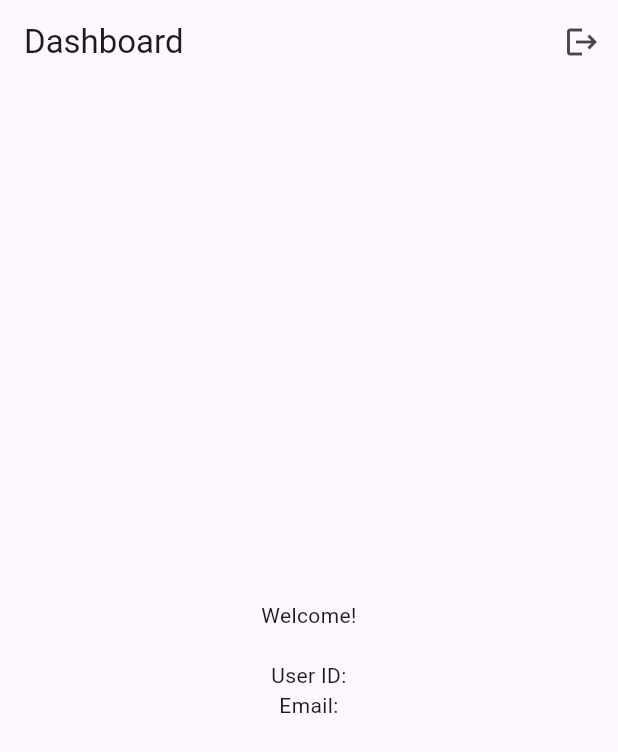
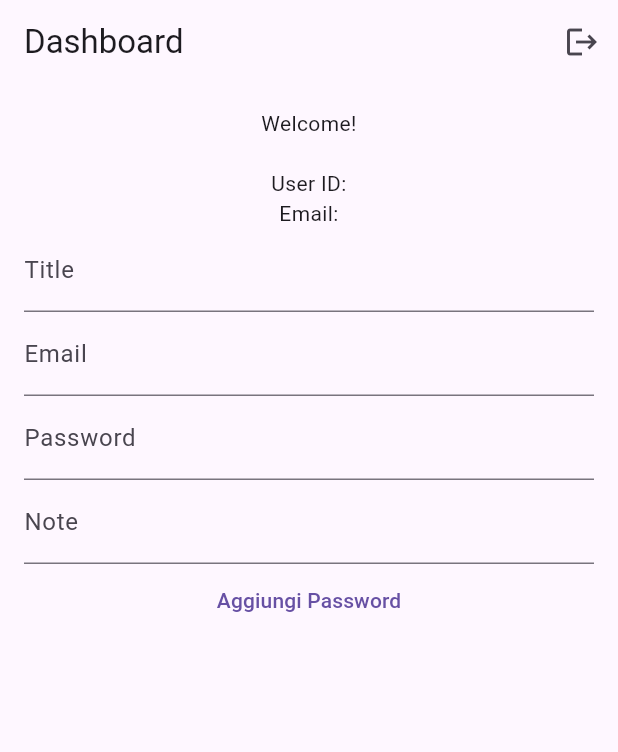
Before and after one commit to TizianoAlbore/pswmanager, a Flutter app: the DashboardPage screen opened by its route, on a phone screen of 412 x 824 dp. Shown: the top 752 px of the screen. Run offline on Flutter 3.47's test engine with Material 3 defaults, Android fonts, the light colour scheme and no system bars; our stand-ins replace cloud_firestore, firebase_auth, firebase_core; accounts and stored records are empty.

Commit message:
basic addPassword functionality added

```diff
--- a/pw_frontend/lib/main.dart
+++ b/pw_frontend/lib/main.dart
@@ -14,7 +14,7 @@ void main() async {
 }
 
 class MyApp extends StatelessWidget {
-  const MyApp({Key? key}) : super(key: key);
+  const MyApp({super.key});
 
   @override
   Widget build(BuildContext context) {
--- a/pw_frontend/lib/pages/dashboard.dart
+++ b/pw_frontend/lib/pages/dashboard.dart
@@ -1,17 +1,32 @@
 import 'package:flutter/material.dart';
 import 'package:firebase_auth/firebase_auth.dart';
+import 'package:cloud_firestore/cloud_firestore.dart';
+import 'package:pw_frontend/utils/user_utils.dart';
 
-class DashboardPage extends StatelessWidget {
-  const DashboardPage({Key? key}) : super(key: key);
+class DashboardPage extends StatefulWidget {
+  const DashboardPage({super.key});
+
+  @override
+  _DashboardPageState createState() => _DashboardPageState();
+}
+
+class _DashboardPageState extends State<DashboardPage> {
 
   @override
   Widget build(BuildContext context) {
+    final FirebaseFirestore firestore = FirebaseFirestore.instance;
+
     // Ottieni l'utente attualmente autenticato
     final User? user = FirebaseAuth.instance.currentUser;
 
     // Ottieni userId e userEmail
     final String userId = user?.uid ?? 'Unknown User ID';
     final String userEmail = user?.email ?? 'Unknown Email';
+
+    final TextEditingController titleController = TextEditingController();
+    final TextEditingController passwordController = TextEditingController();
+    final TextEditingController noteController = TextEditingController();
+    final TextEditingController usernameController = TextEditingController();
 
     return Scaffold(
       appBar: AppBar(
@@ -30,9 +45,48 @@ class DashboardPage extends StatelessWidget {
       body: Center(
         child: Padding(
           padding: const EdgeInsets.all(16.0),
-          child: Text(
-            'Welcome!\n\nUser ID: $userId\nEmail: $userEmail',
-            textAlign: TextAlign.center
+          child: Column(
+            children: [Text(
+              'Welcome!\n\nUser ID: $userId\nEmail: $userEmail',
+              textAlign: TextAlign.center
+            ),
+            TextField(
+              controller: titleController,
+              decoration: const InputDecoration(labelText: 'Title'),
+            ),
+            TextField(
+              controller: usernameController,
+              decoration: const InputDecoration(labelText: 'Email'),
+            ),
+            TextField(
+              controller: passwordController,
+              decoration: const InputDecoration(labelText: 'Password'),
+              obscureText: true,
+            ),
+            TextField(
+              controller: noteController,
+              decoration: const InputDecoration(labelText: 'Note'),
+            ),
+           TextButton(
+            onPressed: () async {
+              try {
+              await addPassword(titleController.text, usernameController.text, passwordController.text, noteController.text, firestore, userId);
+              ScaffoldMessenger.of(context).showSnackBar(
+                const SnackBar(content: Text('Password added successfully')),
+              );
+              titleController.clear();
+              passwordController.clear();
+              noteController.clear();
+              } catch (e) {
+                ScaffoldMessenger.of(context).showSnackBar(
+                  SnackBar(content: Text('Failed to add password: ${e.toString()}')),
+                );
+              }
+            },
+            child: const Text('Aggiungi Password'),
+
+          ),
+          ],
           ),
         ),
       ),
--- a/pw_frontend/lib/pages/login.dart
+++ b/pw_frontend/lib/pages/login.dart
@@ -2,7 +2,7 @@ import 'package:flutter/material.dart';
 import 'package:firebase_auth/firebase_auth.dart';
 
 class LoginPage extends StatefulWidget {
-  const LoginPage({Key? key}) : super(key: key);
+  const LoginPage({super.key});
 
   @override
   _LoginPageState createState() => _LoginPageState();
--- a/pw_frontend/lib/pages/signup.dart
+++ b/pw_frontend/lib/pages/signup.dart
@@ -1,10 +1,10 @@
 import 'package:flutter/material.dart';
 import 'package:firebase_auth/firebase_auth.dart';
 import 'package:cloud_firestore/cloud_firestore.dart';
-import '../utils/utils.dart';
+import '../utils/user_utils.dart';
 
 class SignupPage extends StatefulWidget {
-  const SignupPage({Key? key}) : super(key: key);
+  const SignupPage({super.key});
 
   @override
   _SignupPageState createState() => _SignupPageState();
--- /dev/null
+++ b/pw_frontend/lib/utils/user_utils.dart
@@ -0,0 +1,39 @@
+import 'package:cloud_firestore/cloud_firestore.dart';
+
+//add user to firestore with basic schema
+Future<void> addUser(userCredential, firestore, emailController, ) async {
+
+  String userId = userCredential.user!.uid;
+
+  Map<String, Map<String, String> > passwords = {};
+    await firestore.collection('users').doc(userId).set({
+    'email': emailController.text.trim(),
+    'passwords': passwords,
+  });
+}
+
+//add password to user
+Future<void> addPassword(String title, username, hashedPassword, note, firestore, userId) async{
+  DocumentSnapshot userCollection = await firestore.collection('users').doc(userId).get();
+  //check if user exists
+  if (userCollection.exists) {
+
+    Map<String, String> password = {
+      "username": username,
+      "password": hashedPassword,
+      "Note": note
+    };
+
+    if (userCollection['passwords']!.containsKey(title)) {
+      await firestore.collection('users').doc(userId).update({
+        'passwords.$title': password,
+    });
+    } else {
+      //throw exception if title already exists, we have to update entry not add a new one
+      throw Exception('Title already exists');
+    }
+  }
+  else {
+    throw Exception('User not found');
+  }
+}
```
Also changed, not shown: pw_frontend/lib/utils/utils.dart (deleted, +0 -25 lines), 1 other file.
